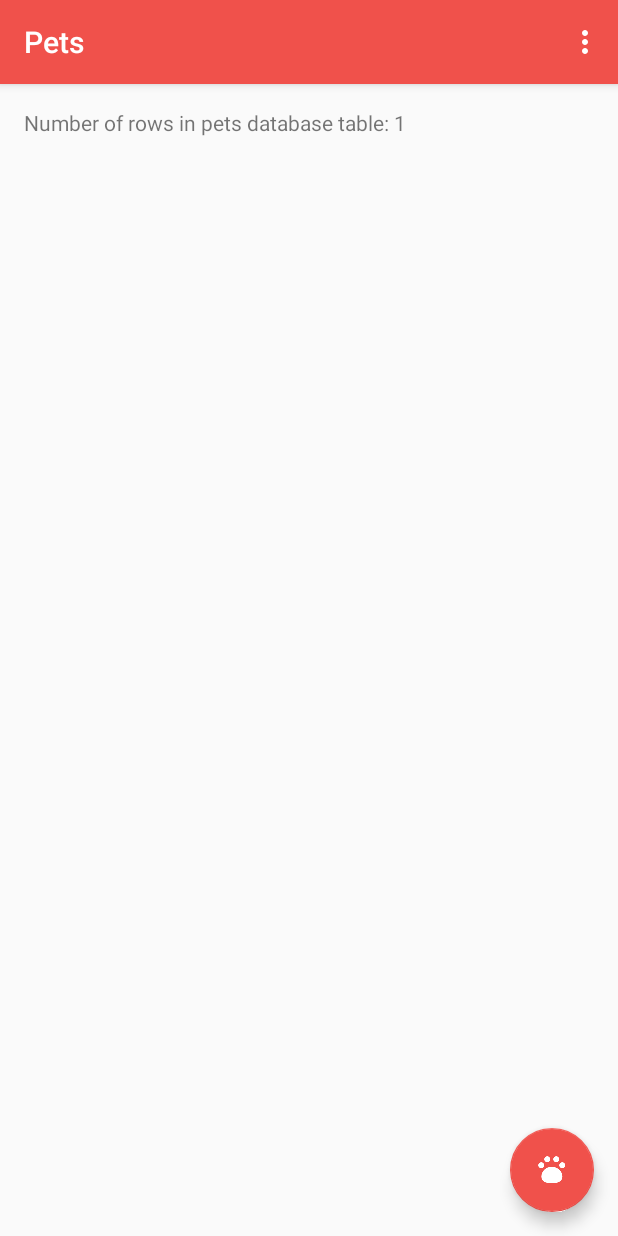
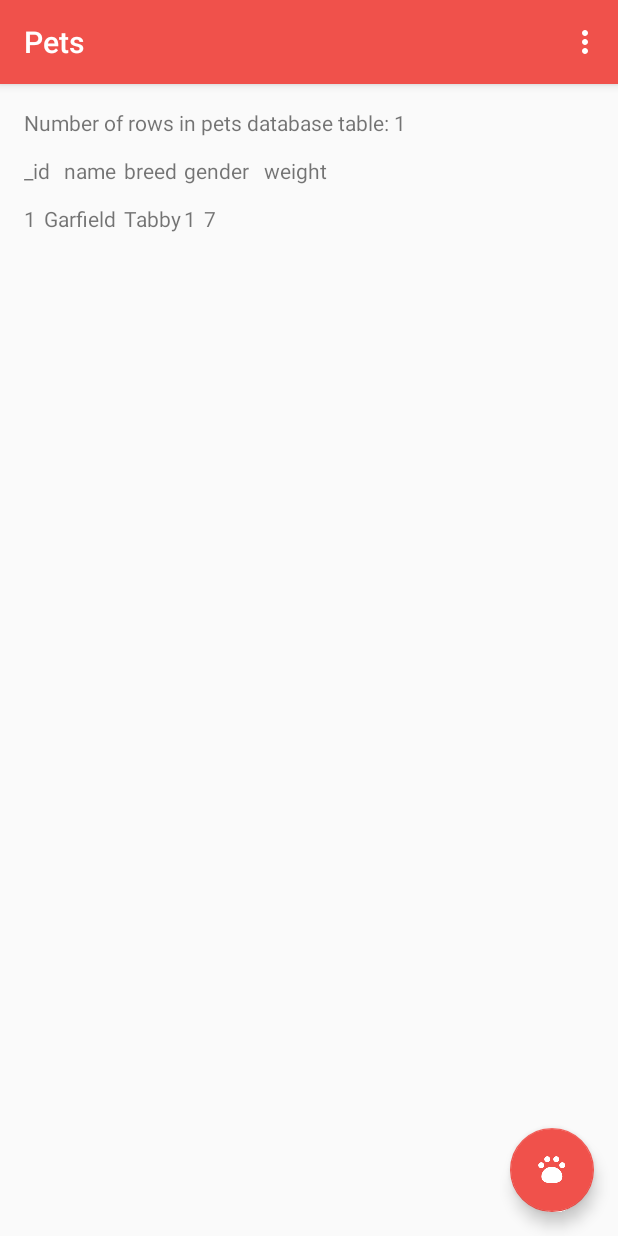
Before and after one commit to madhank93/Pets, an Android app: the screen it shows after launch (CatalogActivity), in the options menu, after a tap on "Insert Dummy Data", on a phone screen of 412 x 824 dp. Run offline under Robolectric (Android 15) with nearby library versions, the phone set to English and light mode, and no system bars.

Commit message:
added query to display values

```diff
--- a/app/src/main/java/com/example/android/pets/CatalogActivity.java
+++ b/app/src/main/java/com/example/android/pets/CatalogActivity.java
@@ -91,7 +91,20 @@ public class CatalogActivity extends AppCompatActivity {
             // Display the number of rows in the Cursor (which reflects the number of rows in the
             // pets table in the database).
             TextView displayView = (TextView) findViewById(R.id.text_view_pet);
-            displayView.setText("Number of rows in pets database table: " + cursor.getCount());
+            displayView.setText("Number of rows in pets database table: " + cursor.getCount()+ "\n\n");
+
+            displayView.append(PetEntry._ID + "\t" + PetEntry.COLUMN_PET_NAME +"\t"+ PetEntry.COLUMN_PET_BREED+ "\t"+ PetEntry.COLUMN_PET_GENDER+ "\t"+ PetEntry.COLUMN_PET_WEIGHT + "\n");
+
+            while(cursor.moveToNext()) {
+                int currentPetID = cursor.getInt(cursor.getColumnIndex(PetEntry._ID));
+                String currentPetName = cursor.getString(cursor.getColumnIndex(PetEntry.COLUMN_PET_NAME));
+                String currentPetBreed = cursor.getString(cursor.getColumnIndex(PetEntry.COLUMN_PET_BREED));
+                int currentPetGender = cursor.getInt(cursor.getColumnIndex(PetEntry.COLUMN_PET_GENDER));
+                int currentPetWeight = cursor.getInt(cursor.getColumnIndex(PetEntry.COLUMN_PET_WEIGHT));
+
+                displayView.append("\n" + currentPetID + "\t"+ currentPetName+ "\t" + currentPetBreed + "\t" + currentPetGender + "\t" + currentPetWeight );
+            }
+
         } finally {
             // Always close the cursor when you're done reading from it. This releases all its
             // resources and makes it invalid.
```
